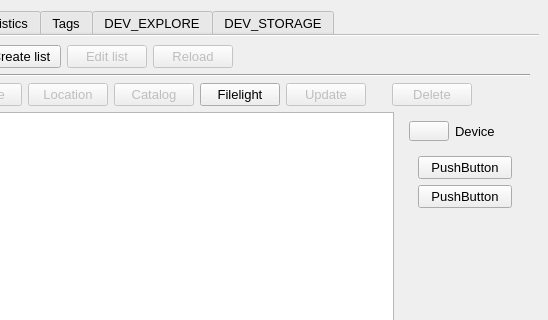
StephaneCouturier/Katalog, file mainwindow.ui: the form before one commit; both pictures show x 719 to 1267 and y 0 to 320 of the 1267 by 727 pixel window.
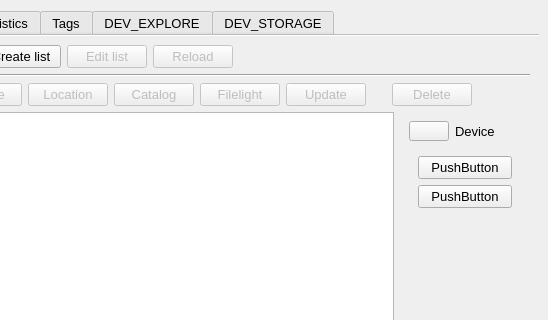
The form after the commit. The open tabs and pages were chosen to show the change. Icons and pictures are not drawn. Custom widgets are drawn as their Qt base class.

Commit message: https://github.com/StephaneCouturier/Katalog/issues/271

```diff
--- a/mainwindow.ui
+++ b/mainwindow.ui
@@ -5419,7 +5419,7 @@
               <item>
                <widget class="QPushButton" name="Storage_pushButton_OpenFilelight">
                 <property name="enabled">
-                 <bool>true</bool>
+                 <bool>false</bool>
                 </property>
                 <property name="toolTip">
                  <string>Open the path in Filelight</string>
```
Left out of the diff: 2 changed lines with no effect on the pictures. The commit also changes 1 other file.
